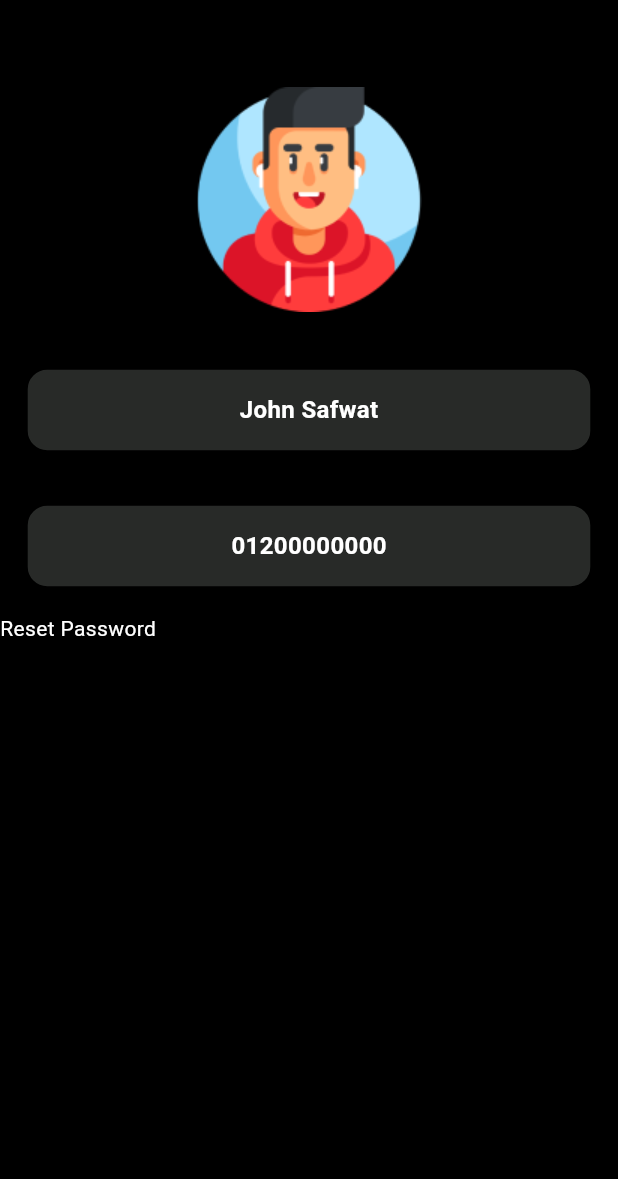
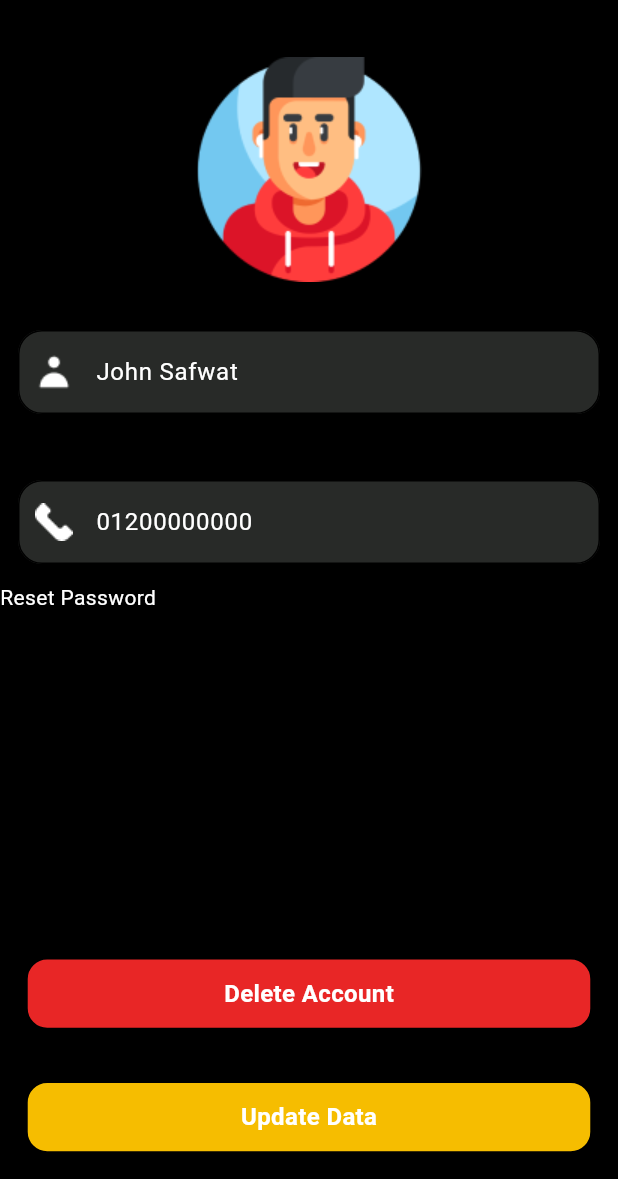
Before and after one commit to mohamedismaelmohamed/Movies, a Flutter app: the screen it shows after launch, on a phone screen of 412 x 824 dp, the part 57-1236 px from its top. Run offline on Flutter 3.47's test engine with Material 3 defaults, Android fonts, the phone set to English and light mode, and no system bars.

Commit message:
updateprofile

```diff
--- a/lib/UpdateProfileImage.dart
+++ /dev/null
@@ -1,45 +0,0 @@
-import 'package:flutter/material.dart';
-import 'package:movies/custom_button.dart';
-
-class UpdateProfileImage extends StatelessWidget {
-  static const String routeName = 'UpdateProfileImage';
-
-  @override
-  Widget build(BuildContext context) {
-    var width = MediaQuery.of(context).size.width;
-    var height = MediaQuery.of(context).size.height;
-    return Scaffold(backgroundColor: Colors.black,
-      appBar: AppBar(
-        backgroundColor: Colors.black,
-        title: Center(child: Text('pick Avatar',style: TextStyle(fontSize: 16,color: Colors.yellow),)),
-      ),
-      body: Column(crossAxisAlignment: CrossAxisAlignment.center,
-
-
-        children: [
-          SizedBox(height: 40,),
-          Center(
-              child: Image.asset('assets/gamer (1).png')),
-          SizedBox(height: 20,),
-          CustomButton(
-            itemColor: Color(0xFF282A28),textColor:Colors.white ,
-
-            title: 'John Safwat',),
-          CustomButton(
-            itemColor: Color(0xFF282A28),textColor:Colors.white ,
-
-            title: '01200000000',),
-
-          Row(
-            children: [
-              Text('Reset Password',style: TextStyle(color: Colors.white),),
-            ],
-          ),
-          SizedBox(height: 10,),
-
-
-        ],
-      ),
-    );
-  }
-}
--- a/lib/custom_button.dart
+++ b/lib/custom_button.dart
@@ -21,7 +21,7 @@ class CustomButton extends StatelessWidget {
       child: Container(
           margin: EdgeInsets.symmetric(horizontal: width*0.04,vertical: height*.02),
           width:double.infinity,
-          height: height * 0.07,
+          height: height * 0.06,
           decoration: BoxDecoration(
             border: Border.all(width: 2),
             color: itemColor,
--- a/lib/custom_text_feild.dart
+++ b/lib/custom_text_feild.dart
@@ -9,7 +9,7 @@ class CustomTextFeild extends StatelessWidget {
       this.prefix,
       this.text,
       this.sufix,
-      this.borderColor = Colors.yellow,
+      this.borderColor ,
       this.maxLines = 1,
       this.onChanged,
       this.security = false,
@@ -28,6 +28,7 @@ class CustomTextFeild extends StatelessWidget {
   @override
   Widget build(BuildContext context) {
     return TextFormField(
+
       style: TextStyle(color: Colors.white,),
       obscureText: security,
       initialValue: text,
@@ -36,7 +37,7 @@ class CustomTextFeild extends StatelessWidget {
       maxLines: maxLines,
       decoration: InputDecoration(
         filled: true,
-        fillColor: Color(0xff282A28),
+        fillColor: Color(0xFF282A28),
         hintText: hintText,
         hintStyle: TextStyle(color: Colors.white),
         prefixIcon: prefix,
@@ -44,7 +45,7 @@ class CustomTextFeild extends StatelessWidget {
         disabledBorder: makeAllBorder(color: Colors.grey, radius: 16),
         enabledBorder: makeAllBorder(color: borderColor!, radius: 16),
         focusedBorder:
-            makeAllBorder(color: Colors.yellow, radius: 16),
+            makeAllBorder(color: Colors.black, radius: 16),
         focusedErrorBorder:
             makeAllBorder(color: Colors.red, radius: 16),
         errorBorder: makeAllBorder(color: Colors.red, radius: 16),
--- a/lib/main.dart
+++ b/lib/main.dart
@@ -1,5 +1,4 @@
 import 'package:flutter/material.dart';
-import 'package:movies/UpdateProfileImage.dart';
 import 'package:movies/updateProfile.dart';
 
 void main() {
@@ -15,9 +14,10 @@ class MyApp extends StatelessWidget {
     return MaterialApp(
 
       debugShowCheckedModeBanner: false,
-      initialRoute: UpdateProfileImage.routeName,
+      initialRoute: UpddateProfile.routeName,
       routes: {
-        UpdateProfileImage.routeName: (context) => UpdateProfileImage(),
+
+        UpddateProfile.routeName: (context) => UpddateProfile(),
 
 
       },
--- a/lib/updateProfile.dart
+++ b/lib/updateProfile.dart
@@ -1,5 +1,6 @@
 import 'package:flutter/material.dart';
 import 'package:movies/custom_button.dart';
+import 'package:movies/custom_text_feild.dart';
 
 class UpddateProfile extends StatelessWidget {
   static const String routeName = 'UpddateProfile';
@@ -10,32 +11,43 @@ class UpddateProfile extends StatelessWidget {
     var height = MediaQuery.of(context).size.height;
     return Scaffold(backgroundColor: Colors.black,
       appBar: AppBar(
-backgroundColor: Colors.black,
+        backgroundColor: Colors.black,
         title: Center(child: Text('pick Avatar',style: TextStyle(fontSize: 16,color: Colors.yellow),)),
       ),
       body: Column(crossAxisAlignment: CrossAxisAlignment.center,
 
 
         children: [
-          SizedBox(height: 40,),
-          Center(
-              child: Image.asset('assets/gamer (1).png')),
           SizedBox(height: 20,),
-          CustomButton(
-              itemColor: Color(0xFF282A28),textColor:Colors.white ,
+InkWell(onTap: () {
+  Text('data');
+},
+    child: Image.asset('assets/gamer (1).png')),
+          SizedBox(height: 20,),
+          Padding(
+            padding: const EdgeInsets.all(12.0),
+            child: CustomTextFeild(
+             prefix: Image.asset('assets/iconProfile.png',),
+                borderColor: Colors.black,
+                hintText: 'John Safwat'),
+          ),
+          SizedBox(height: 20,),
 
-            title: 'John Safwat',),
-          CustomButton(
-            itemColor: Color(0xFF282A28),textColor:Colors.white ,
+          Padding(
+            padding: const EdgeInsets.all(12.0),
+            child: CustomTextFeild(
+                prefix: Image.asset('assets/iconPhone.png'),
 
-            title: '01200000000',),
+                borderColor: Colors.black,
+                hintText: '01200000000'),
+          ),
 
           Row(
             children: [
               Text('Reset Password',style: TextStyle(color: Colors.white),),
             ],
           ),
-          SizedBox(height: 150,),
+Spacer(),
           CustomButton(
             itemColor: Color(0xFFE82626),textColor:Colors.white ,
 
@@ -43,7 +55,7 @@ backgroundColor: Colors.black,
           CustomButton(
             itemColor: Color(0xFFF6BD00),textColor:Colors.white ,
 
-            title: 'Update Data',),
+            title: 'Update Data',)
         ],
       ),
     );
```
Also changed, not shown: pubspec.lock.
